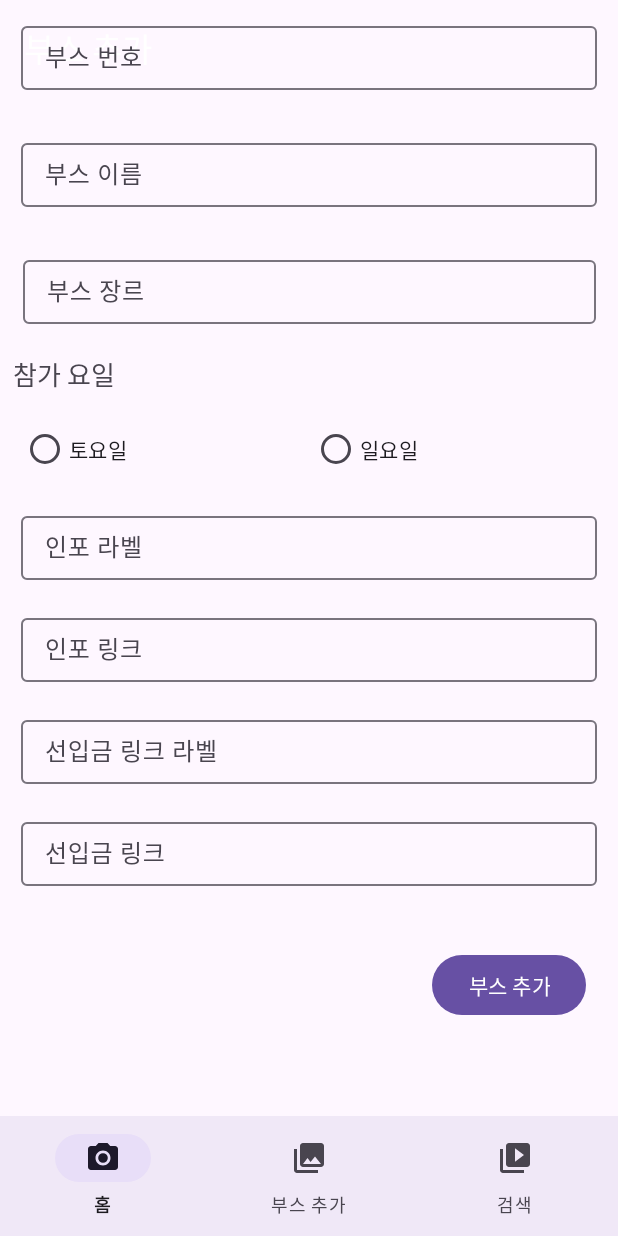
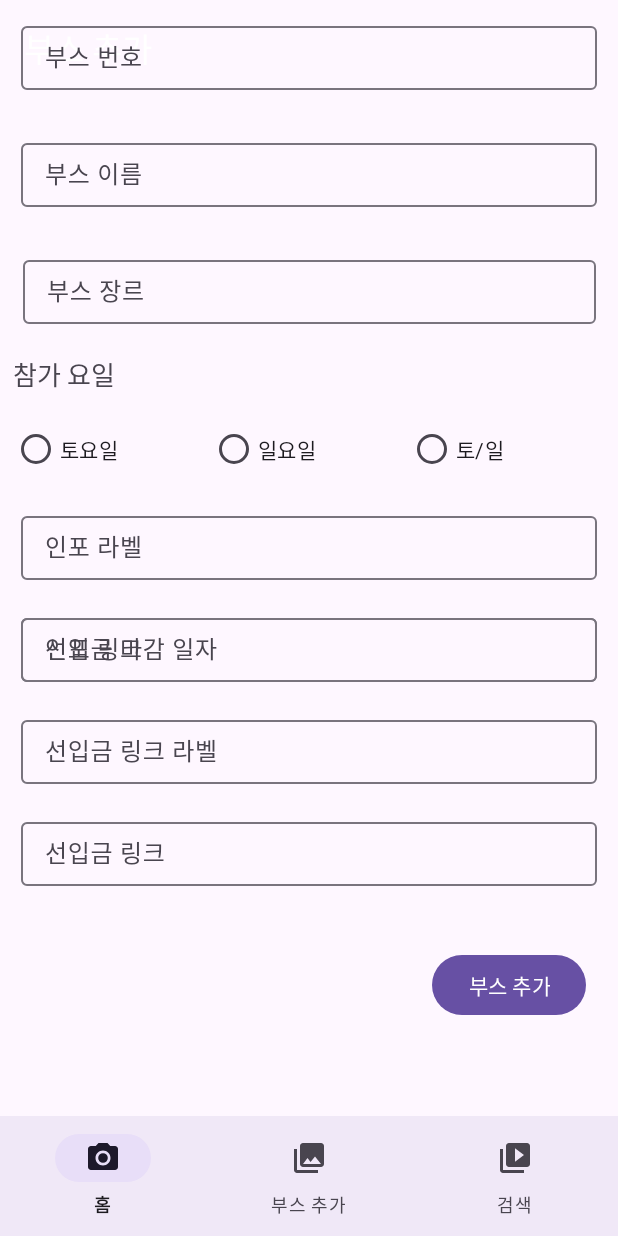
Before and after one commit to MinePacu/BoothListManager_ForAndroid, an Android app: the AddBoothFragment screen opened through its navigation route, after a tap on "부스 추가", on a phone screen of 412 x 824 dp. Run offline under Robolectric (Android 15) with nearby library versions, the phone set to English and light mode, and no system bars; our stand-ins replace navigation-ui; libraries missing offline, so code that uses them is left out: com.chaquo.python; 8 statements that could not run were skipped.

Commit message:
PythonClass의 모든 객체들을 정적 객체로 변경, 부스 추가 기능 추가, AddBooth 창에 선입금 마감 일자 양일 옵션 추가
- PythonClass.kt: 이 클래스의 모든 개게들을 정적 객체들로 변경
- HomeViewModel.kt: PythonClass의 모든 객체들이 정적 객체들로 변경됨에 따라 인스턴스 생성 과정 생략, loginToGoogleAPI 함수, getSheet 함수의 예외 처리 로직 변경, 불필요한 Import문 삭제
- AddBoothFragment.kt: 입력한 부스 정보들을 받아 ViewModel에 넘겨주는 로직 추가
- AdBoothViewModel.kt: 부스 추가하는 함수 추가
- fragment_addbooth.xml: 선입금 마감 일자 추가, 양일 옵션 추가
- string.xml: 선입금 마감 일자의 라벨, 양일 옵션에 대한 문자열 추가

```diff
--- a/app/src/main/java/com/minepacu/boothlistmanager/tools/PythonCode/PythonClass.kt
+++ b/app/src/main/java/com/minepacu/boothlistmanager/tools/PythonCode/PythonClass.kt
@@ -13,6 +13,8 @@ import kotlinx.coroutines.withContext
 
 class PythonClass {
 
+    companion object {
+
         private val py = Python.getInstance()
         private val boothListManagementModule =
             py.getModule("BoothListManagementModule")
@@ -20,12 +22,12 @@ class PythonClass {
         /**
          * 구글 API에 로그인된 정보를 저장하는 객체
          */
-    private var loginInfo : PyObject? = null
+        private var loginInfo: PyObject? = null
 
         /**
          * 시트의 정보를 담은 객체
          */
-    var sheetInfo : PyObject? = null
+        var sheetInfo: PyObject? = null
 
         /**
          * 구글 API에 로그인하여 반환된 객체를 LoginInfo에 저장합니다.
@@ -34,17 +36,20 @@ class PythonClass {
          * @return LoginInfo 객체의 유효 여부
          * @see loginInfo
          */
-    suspend fun loginToGoogleAPI() : Result<Boolean> {
+        suspend fun loginToGoogleAPI(): Result<Boolean> {
             return withContext(Dispatchers.IO) {
                 Log.d("Debug", "Fun LogintoGoogleAPI is Executed")
                 loginInfo = boothListManagementModule.callAttr("loginService")
-            Log.d("Debug",
-                when {(loginInfo == null) -> "IsNull of loginInfo : true"
-                    else -> "IsNull of loginInfo : false"})
+                Log.d(
+                    "Debug",
+                    when {
+                        (loginInfo == null) -> "IsNull of loginInfo : true"
+                        else -> "IsNull of loginInfo : false"
+                    }
+                )
                 if (loginInfo != null) {
                     Result.Success(true)
-            }
-            else {
+                } else {
                     Result.Error(Exception("로그인 불가"))
                 }
             }
@@ -54,19 +59,24 @@ class PythonClass {
          * 시트 정보를 불러와서 sheetInfo 객체에 저장합니다.
          * @return sheetInfo 객체의 유효 여부
          */
-    suspend fun getSheetInfo() : Result<Boolean> {
+        suspend fun getSheetInfo(): Result<Boolean> {
             return withContext(Dispatchers.IO) {
                 Log.d("Debug", "Fun getsheetInfo is Executed")
                 sheetInfo =
-                boothListManagementModule.callAttr("getSheet",
-                    "1TmZxEkJW17d0I1MmfNyzIIxjh1n_en1DKrwsbk2OzjM")
-            Log.d("Debug",
-                when {(sheetInfo == null) -> "IsNull of sheetInfo : true"
-                else -> "IsNull of sheetInfo : false"})
+                    boothListManagementModule.callAttr(
+                        "getSheet",
+                        "1TmZxEkJW17d0I1MmfNyzIIxjh1n_en1DKrwsbk2OzjM"
+                    )
+                Log.d(
+                    "Debug",
+                    when {
+                        (sheetInfo == null) -> "IsNull of sheetInfo : true"
+                        else -> "IsNull of sheetInfo : false"
+                    }
+                )
                 if (sheetInfo != null) {
                     Result.Success(true)
-            }
-            else {
+                } else {
                     Result.Error(Exception("시트 정보를 불러올 수 없음"))
                 }
             }
@@ -78,16 +88,21 @@ class PythonClass {
          * @return 함수 addBoothInfoToSheet의 정상 수행 여부
          * @throws PyException: 파이썬 모듈 내에 정의된 addBoothInfoToSheet 함수에서 throw한 예외
          */
-    suspend fun addBoothInfoToSheet(boothInfo: BoothInfo) : Result<Boolean> {
-        try {
+        suspend fun addBoothInfoToSheet(boothInfo: BoothInfo): Result<Boolean> {
             return withContext(Dispatchers.IO) {
                 Log.d("Debug", "Fun addBoothInfoToSheet is Executed")
                 var result: PyObject? = null
                 result = boothListManagementModule.callAttrThrows(
                     "addBoothInfoToSheet",
-                    boothInfo.boothnumber, boothInfo.boothnumber, boothInfo.genres, boothInfo.yoil,
-                    boothInfo.InfoLabel, boothInfo.InfoLink, boothInfo.preorder_Date,
-                    boothInfo.preorder_Label, boothInfo.preorder_Link
+                    boothInfo.boothnumber,
+                    boothInfo.boothnumber,
+                    boothInfo.genres,
+                    boothInfo.yoil,
+                    boothInfo.InfoLabel,
+                    boothInfo.InfoLink,
+                    boothInfo.preorder_Date,
+                    boothInfo.preorder_Label,
+                    boothInfo.preorder_Link
                 )
 
                 Log.d(
@@ -105,8 +120,5 @@ class PythonClass {
                 }
             }
         }
-        catch (e : PyException) {
-            throw PyException(e)
     }
 }
-}
--- a/app/src/main/java/com/minepacu/boothlistmanager/ui/Booth/AddBoothFragment.kt
+++ b/app/src/main/java/com/minepacu/boothlistmanager/ui/Booth/AddBoothFragment.kt
@@ -11,6 +11,7 @@ import android.widget.TextView
 import androidx.fragment.app.Fragment
 import androidx.lifecycle.ViewModelProvider
 import com.minepacu.boothlistmanager.R
+import com.minepacu.boothlistmanager.data.model.BoothInfo
 import com.minepacu.boothlistmanager.databinding.FragmentAddboothBinding
 import com.minepacu.boothlistmanager.ui.ProgressingPage.ProgressPage
 
@@ -40,7 +41,29 @@ class AddBoothFragment : Fragment() {
             ColorDrawable(android.graphics.Color.TRANSPARENT))
 
         addboothButton.setOnClickListener{
+            val boothnumber = binding.editBoothNumber.editText?.text.toString()
+            val boothname = binding.editBoothName.editText?.text.toString()
+            val genre = binding.editGenre.editText?.text.toString()
+            val yoil = binding.YoilGroup.checkedRadioButtonId
+            val infolabel = binding.editInfoLabel.editText?.text.toString()
+            val infolink = binding.editInfoLink.editText?.text.toString()
+            val preorder_date = binding.editPreOrderDate.editText?.text.toString()
+            val preorder_label = binding.editPreOrderLabel.editText?.text.toString()
+            val preorder_link = binding.editPreOrderLink.editText?.text.toString()
+
+            var new_yoil : String = ""
+            when {
+                yoil == binding.FesInSaturday.id -> new_yoil = "토"
+                yoil == binding.FesInSunday.id -> new_yoil = "일"
+                yoil == binding.FesInboth.id -> new_yoil = "토/일"
+            }
+
+            val boothInfo = BoothInfo(boothnumber, boothname, genre, new_yoil,
+                infolabel, infolink,
+                preorder_date, preorder_label, preorder_link)
+
             customProgressPage?.show()
+            addboothViewModel.addBoothInfoToSheet(root, boothInfo)
         }
 
         return root
--- a/app/src/main/java/com/minepacu/boothlistmanager/ui/Booth/AddBoothViewModel.kt
+++ b/app/src/main/java/com/minepacu/boothlistmanager/ui/Booth/AddBoothViewModel.kt
@@ -1,9 +1,32 @@
 package com.minepacu.boothlistmanager.ui.Booth
 
+import android.view.View
 import androidx.lifecycle.LiveData
 import androidx.lifecycle.MutableLiveData
 import androidx.lifecycle.ViewModel
+import androidx.lifecycle.viewModelScope
+import com.google.android.material.snackbar.Snackbar
+import com.minepacu.boothlistmanager.data.model.BoothInfo
+import com.minepacu.boothlistmanager.tools.PythonCode.PythonClass
+import com.minepacu.boothlistmanager.data.model.Result
+import kotlinx.coroutines.launch
 
 class AddBoothViewModel : ViewModel() {
 
+    fun addBoothInfoToSheet(view : View, boothInfo : BoothInfo) {
+        viewModelScope.launch {
+            val result = PythonClass.addBoothInfoToSheet(boothInfo)
+
+            when (result) {
+                is Result.Success<Boolean> -> {
+                    Snackbar.make(view, "부스 목록 시트에 해당 부스 정보가 추가되었습니다.",
+                        Snackbar.LENGTH_LONG)
+                        .show()
+                }
+                else -> Snackbar.make(view, "부스 목록 시트에 부스 정보가 추가되지 못했습니다.",
+                    Snackbar.LENGTH_LONG)
+                    .show()
+            }
+        }
+    }
 }
--- a/app/src/main/java/com/minepacu/boothlistmanager/ui/home/HomeViewModel.kt
+++ b/app/src/main/java/com/minepacu/boothlistmanager/ui/home/HomeViewModel.kt
@@ -1,18 +1,14 @@
 package com.minepacu.boothlistmanager.ui.home
 
-import android.view.LayoutInflater
 import android.view.View
-import androidx.compose.material3.Snackbar
 import androidx.lifecycle.LiveData
 import androidx.lifecycle.MutableLiveData
 import androidx.lifecycle.ViewModel
 import androidx.lifecycle.viewModelScope
+import com.chaquo.python.PyException
 import com.google.android.material.snackbar.Snackbar
-import com.minepacu.boothlistmanager.R
 import com.minepacu.boothlistmanager.data.model.Result
-import com.minepacu.boothlistmanager.databinding.FragmentHomeBinding
 import com.minepacu.boothlistmanager.tools.PythonCode.PythonClass
-import kotlinx.coroutines.delay
 import kotlinx.coroutines.launch
 
 class HomeViewModel : ViewModel() {
@@ -27,11 +23,13 @@ class HomeViewModel : ViewModel() {
     }
     var text_sheetTitle: LiveData<String> = _text_sheetTitle
 
-    private val pythonClass = PythonClass()
-
     fun loginToGoogleAPI(view : View) {
         viewModelScope.launch {
-            val result = pythonClass.loginToGoogleAPI()
+            val result = try {
+                PythonClass.loginToGoogleAPI()
+            } catch (e : PyException) {
+                Result.Error(Exception(e.message))
+            }
 
             when (result) {
                 is Result.Success<Boolean> -> _text_ServiceConnectionStatus.value = "로그인 됨"
@@ -45,13 +43,16 @@ class HomeViewModel : ViewModel() {
     }
 
     fun getSheet(view : View) {
-        val contextView =
         viewModelScope.launch {
-            val result2 = pythonClass.getSheetInfo()
+            val result2 = try {
+                PythonClass.getSheetInfo()
+            } catch (e : PyException) {
+                Result.Error(Exception(e.message))
+            }
 
             when (result2) {
                 is Result.Success<Boolean> -> _text_sheetTitle.value =
-                    pythonClass.sheetInfo?.get("title").toString()
+                    PythonClass.sheetInfo?.get("title").toString()
                 else -> {
                     _text_sheetTitle.value = "시트 없음"
                     Snackbar.make(view, "시트 정보를 불러올 수 없습니다", Snackbar.LENGTH_LONG)
--- a/app/src/main/res/layout/fragment_addbooth.xml
+++ b/app/src/main/res/layout/fragment_addbooth.xml
@@ -83,7 +83,7 @@
 
         <RadioGroup
             android:id="@+id/Yoil_Group"
-            android:layout_width="384dp"
+            android:layout_width="match_parent"
             android:layout_height="52dp"
             android:layout_marginStart="8dp"
             android:layout_marginTop="5dp"
@@ -95,15 +95,24 @@
 
             <RadioButton
                 android:id="@+id/FesInSaturday"
-                android:layout_width="194dp"
+                android:layout_width="0dp"
                 android:layout_height="match_parent"
+                android:layout_weight="1"
                 android:text="@string/Radio_Saturday" />
 
             <RadioButton
                 android:id="@+id/FesInSunday"
-                android:layout_width="190dp"
+                android:layout_width="0dp"
                 android:layout_height="match_parent"
+                android:layout_weight="1"
                 android:text="@string/Radio_Sunday" />
+
+            <RadioButton
+                android:id="@+id/FesInboth"
+                android:layout_width="0dp"
+                android:layout_height="match_parent"
+                android:layout_weight="1"
+                android:text="@string/Radio_Both" />
         </RadioGroup>
 
         <com.google.android.material.textfield.TextInputLayout
@@ -145,6 +154,25 @@
         </com.google.android.material.textfield.TextInputLayout>
 
         <com.google.android.material.textfield.TextInputLayout
+            android:id="@+id/editPreOrderDate"
+            android:layout_width="384dp"
+            android:layout_height="48dp"
+            android:layout_marginStart="8dp"
+            android:layout_marginTop="20dp"
+            android:layout_marginEnd="8dp"
+            android:ems="10"
+            android:hint="@string/label_PreOrderDate"
+            android:inputType="text"
+            app:layout_constraintEnd_toEndOf="parent"
+            app:layout_constraintStart_toStartOf="parent"
+            app:layout_constraintTop_toBottomOf="@+id/editInfoLabel">
+
+            <com.google.android.material.textfield.TextInputEditText
+                android:layout_width="match_parent"
+                android:layout_height="wrap_content" />
+        </com.google.android.material.textfield.TextInputLayout>
+
+        <com.google.android.material.textfield.TextInputLayout
             android:id="@+id/editPreOrderLabel"
             android:layout_width="384dp"
             android:layout_height="48dp"
@@ -156,7 +184,7 @@
             android:inputType="text"
             app:layout_constraintEnd_toEndOf="parent"
             app:layout_constraintStart_toStartOf="parent"
-            app:layout_constraintTop_toBottomOf="@+id/editInfoLink">
+            app:layout_constraintTop_toBottomOf="@+id/editPreOrderDate">
 
             <com.google.android.material.textfield.TextInputEditText
                 android:layout_width="match_parent"
--- a/app/src/main/res/values/strings.xml
+++ b/app/src/main/res/values/strings.xml
@@ -23,10 +23,12 @@
     <string name="label_Yoil">참가 요일</string>
     <string name="Radio_Saturday">토요일</string>
     <string name="Radio_Sunday">일요일</string>
+    <string name="Radio_Both">토/일</string>
 
     <string name="label_InfoLabel">인포 라벨</string>
     <string name="label_InfoLink">인포 링크</string>
 
+    <string name="label_PreOrderDate">선입금 마감 일자</string>
     <string name="label_PreOrderLabel">선입금 링크 라벨</string>
     <string name="label_PreOrderLink">선입금 링크</string>
 </resources>
```
Lines whose indentation alone changed are shown as unchanged.
